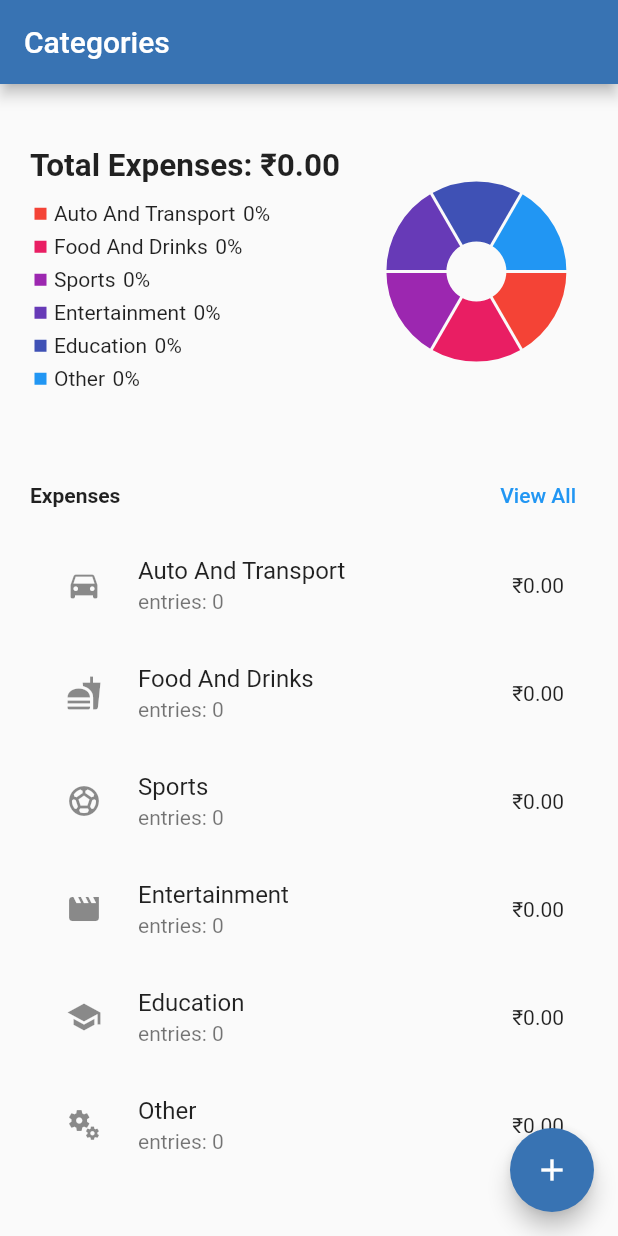
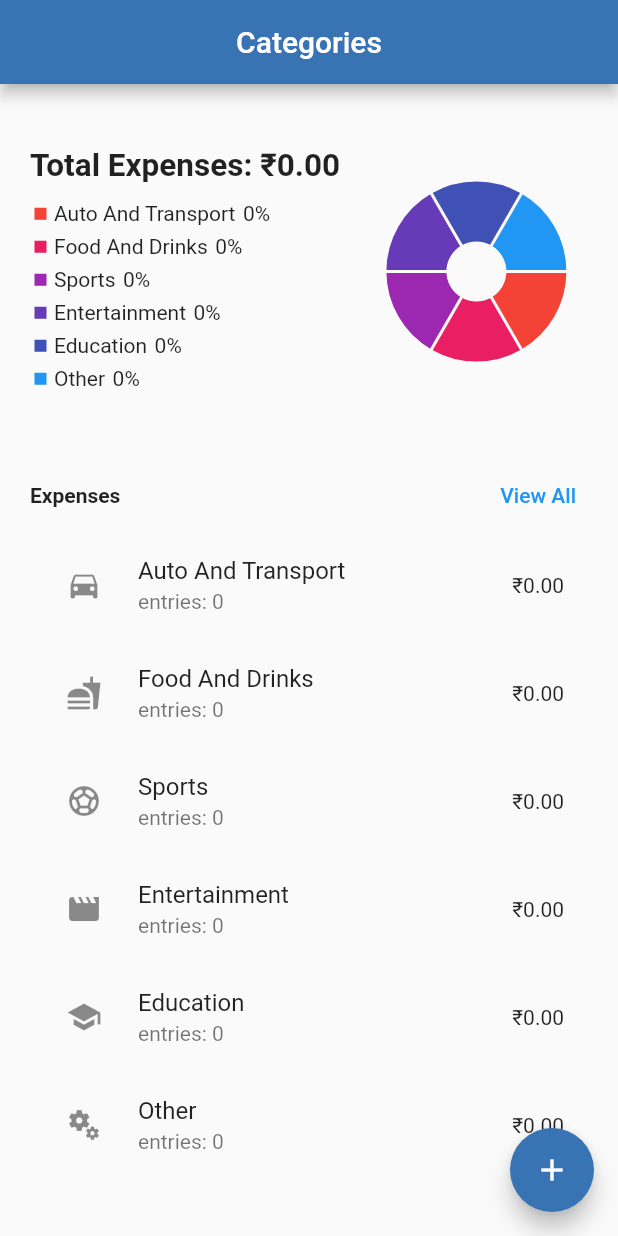
Before and after one commit to raunak51299/Expense-Tracker-App, a Flutter app: the screen it shows after launch, on a phone screen of 412 x 824 dp. Run offline on Flutter 3.47's test engine with Material 2 defaults, Android fonts, the phone set to English and light mode, and no system bars; drawn by our look-alikes of fl_chart; our stand-ins replace sqflite; accounts and stored records are empty.

Commit message:
center appbar texts

```diff
--- a/lib/screens/all_expenses.dart
+++ b/lib/screens/all_expenses.dart
@@ -14,7 +14,7 @@ class _AllExpensesState extends State<AllExpenses> {
   Widget build(BuildContext context) {
     return Scaffold(
       appBar: AppBar(
-        title: const Text('All Expenses'),
+        title: Center(child: const Text('All Expenses')),
         backgroundColor: Color.fromARGB(255, 56, 115, 179),
       ),
       body: const AllExpensesFetcher(),
--- a/lib/screens/category_screen.dart
+++ b/lib/screens/category_screen.dart
@@ -9,7 +9,7 @@ class CategoryScreen extends StatelessWidget {
   Widget build(BuildContext context) {
     return Scaffold(
       appBar: AppBar(
-        title: const Text('Categories'),
+        title: Center(child: const Text('Categories')),
         backgroundColor: Color.fromARGB(255, 56, 115, 179),
       ),
       body: const CategoryFetcher(),
--- a/lib/screens/expense_screen.dart
+++ b/lib/screens/expense_screen.dart
@@ -10,7 +10,7 @@ class ExpenseScreen extends StatelessWidget {
     final category = ModalRoute.of(context)!.settings.arguments as String;
     return Scaffold(
       appBar: AppBar(
-        title: const Text('Expense Screen'),
+        title: Center(child: const Text('Expense Screen')),
         backgroundColor: Color.fromARGB(255, 56, 115, 179),
       ),
       body: ExpenseFetcher(category),
```
